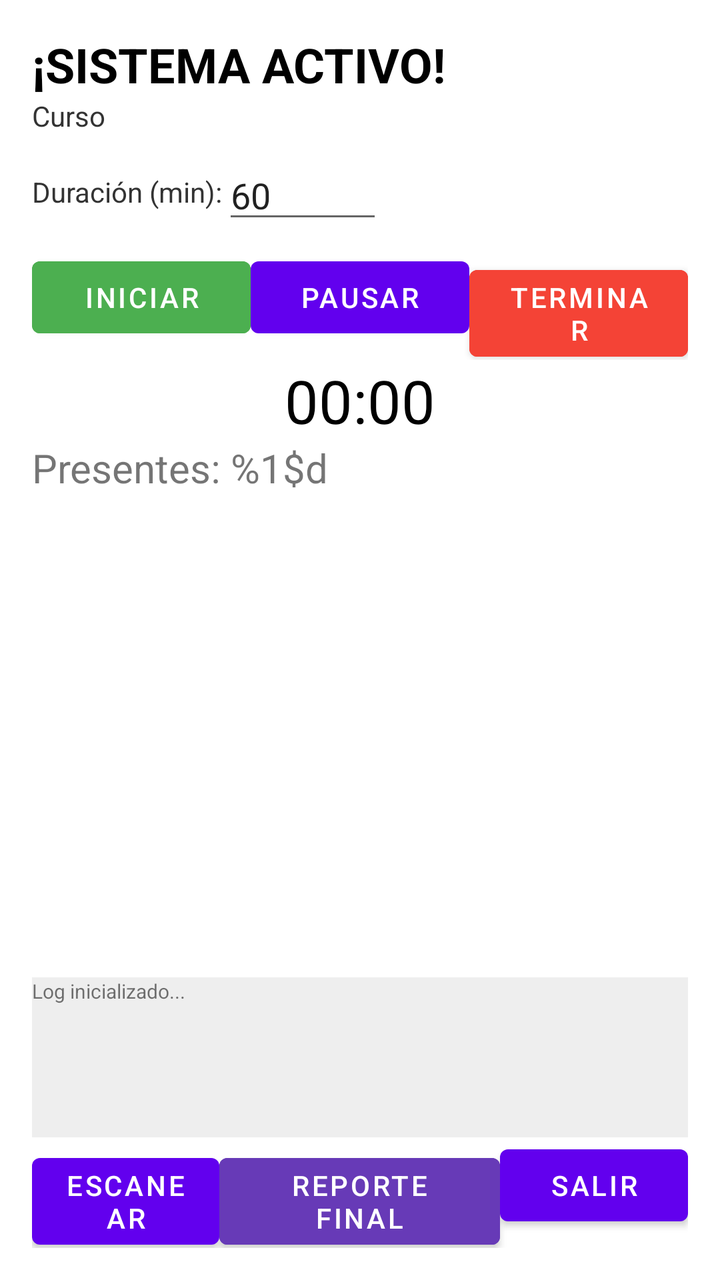
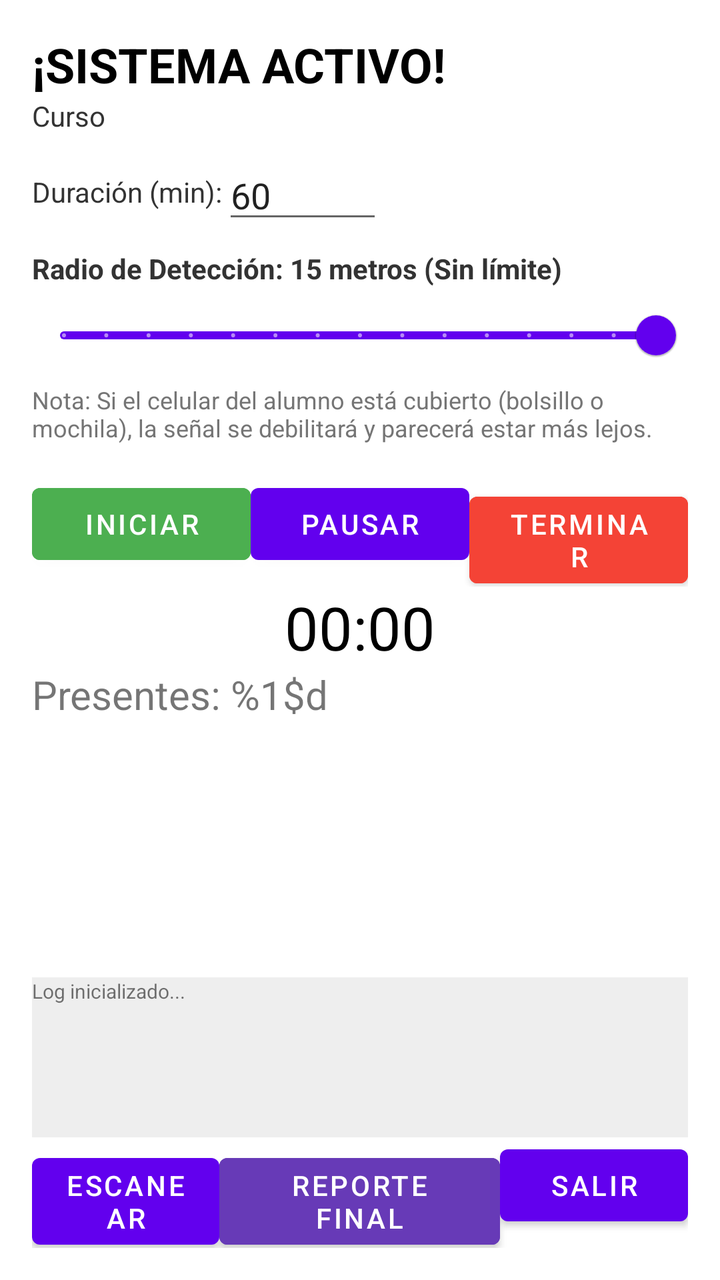

Two renders of the same Android screen: before a commit and after it. Below are the layout's source before the change and the commit's diff.
<!-- AndroidManifest.xml: application theme Theme.SmartAttendance -->
<!-- res/layout/activity_teacher.xml -->
<?xml version="1.0" encoding="utf-8"?>
<LinearLayout xmlns:android="http://schemas.android.com/apk/res/android"
    android:layout_width="match_parent"
    android:layout_height="match_parent"
    android:orientation="vertical"
    android:padding="16dp"
    android:background="#FFFFFF">

    <TextView
        android:id="@+id/tvWelcome"
        android:layout_width="wrap_content"
        android:layout_height="wrap_content"
        android:text="¡SISTEMA ACTIVO!"
        android:textSize="24sp"
        android:textColor="#000000"
        android:textStyle="bold"/>

    <TextView
        android:id="@+id/tvCourseName"
        android:layout_width="wrap_content"
        android:layout_height="wrap_content"
        android:text="Curso"
        android:textColor="#333333"/>

    <LinearLayout
        android:layout_width="match_parent"
        android:layout_height="wrap_content"
        android:orientation="horizontal"
        android:layout_marginTop="8dp"
        android:gravity="center_vertical">

        <TextView
            android:layout_width="wrap_content"
            android:layout_height="wrap_content"
            android:text="@string/duration_label"
            android:textColor="#333333"/>

        <EditText
            android:id="@+id/etDuration"
            android:layout_width="80dp"
            android:layout_height="wrap_content"
            android:inputType="number"
            android:text="60"
            android:hint="@string/duration_hint"/>

        <View
            android:layout_width="0dp"
            android:layout_height="0dp"
            android:layout_weight="1"/>
    </LinearLayout>

    <LinearLayout
        android:layout_width="match_parent"
        android:layout_height="wrap_content"
        android:orientation="horizontal"
        android:layout_marginTop="8dp">
        <Button android:id="@+id/btnStart" android:layout_width="0dp" android:layout_weight="1" android:layout_height="wrap_content" android:text="@string/btn_start" android:backgroundTint="#4CAF50"/>
        <Button android:id="@+id/btnPause" android:layout_width="0dp" android:layout_weight="1" android:layout_height="wrap_content" android:text="@string/btn_pause"/>
        <Button android:id="@+id/btnFinish" android:layout_width="0dp" android:layout_weight="1" android:layout_height="wrap_content" android:text="@string/btn_finish" android:backgroundTint="#F44336"/>
    </LinearLayout>

    <TextView
        android:id="@+id/tvTimer"
        android:layout_width="match_parent"
        android:layout_height="wrap_content"
        android:gravity="center"
        android:textSize="30sp"
        android:text="00:00"
        android:textColor="#000000"/>

    <TextView
        android:id="@+id/tvPresentCount"
        android:layout_width="wrap_content"
        android:layout_height="wrap_content"
        android:text="@string/students_present"
        android:textSize="20sp"/>

    <androidx.recyclerview.widget.RecyclerView
        android:id="@+id/rvStudents"
        android:layout_width="match_parent"
        android:layout_height="0dp"
        android:layout_weight="1"/>

    <TextView
        android:id="@+id/tvLog"
        android:layout_width="match_parent"
        android:layout_height="80dp"
        android:background="#EEEEEE"
        android:textSize="10sp"
        android:text="@string/log_initialized"/>

    <LinearLayout
        android:layout_width="match_parent"
        android:layout_height="wrap_content"
        android:orientation="horizontal">
        <Button android:id="@+id/btnScan" android:layout_width="0dp" android:layout_weight="1" android:layout_height="wrap_content" android:text="@string/btn_scan"/>
        <Button android:id="@+id/btnSummary" android:layout_width="0dp" android:layout_weight="1.5" android:layout_height="wrap_content" android:text="@string/btn_summary" android:backgroundTint="#673AB7"/>
        <Button android:id="@+id/btnLogout" android:layout_width="0dp" android:layout_weight="1" android:layout_height="wrap_content" android:text="@string/btn_exit"/>
    </LinearLayout>

    <ProgressBar
        android:id="@+id/progressBar"
        android:layout_width="wrap_content"
        android:layout_height="wrap_content"
        android:visibility="gone"/>

</LinearLayout>
<!-- resources referenced by this layout -->
<resources>
  <string name="btn_exit">SALIR</string>
  <string name="btn_finish">TERMINAR</string>
  <string name="btn_pause">PAUSAR</string>
  <string name="btn_scan">ESCANEAR</string>
  <string name="btn_start">INICIAR</string>
  <string name="btn_summary">REPORTE FINAL</string>
  <string name="duration_hint">Minutos</string>
  <string name="duration_label">Duración (min): </string>
  <string name="log_initialized">Log inicializado...</string>
  <string name="students_present">Presentes: %1$d</string>
  <style name="Theme.SmartAttendance" parent="Base.Theme.SmartAttendance" />
  <style name="Base.Theme.SmartAttendance" parent="Theme.MaterialComponents.Light.NoActionBar">
      </style>
</resources>

<!-- the commit's change to res/layout/activity_teacher.xml (unified diff, before → after) -->
@@ -47,6 +47,38 @@
             android:layout_width="0dp"
             android:layout_height="0dp"
             android:layout_weight="1"/>
+    </LinearLayout>
+
+    <LinearLayout
+        android:layout_width="match_parent"
+        android:layout_height="wrap_content"
+        android:orientation="vertical"
+        android:layout_marginTop="8dp">
+
+        <TextView
+            android:id="@+id/tvDistanceLabel"
+            android:layout_width="wrap_content"
+            android:layout_height="wrap_content"
+            android:text="Radio de Detección: 15 metros (Sin límite)"
+            android:textColor="#333333"
+            android:textStyle="bold"/>
+
+        <com.google.android.material.slider.Slider
+            android:id="@+id/sliderDistance"
+            android:layout_width="match_parent"
+            android:layout_height="wrap_content"
+            android:valueFrom="1.0"
+            android:valueTo="15.0"
+            android:stepSize="1.0"
+            android:value="15.0" />
+
+        <TextView
+            android:layout_width="match_parent"
+            android:layout_height="wrap_content"
+            android:text="Nota: Si el celular del alumno está cubierto (bolsillo o mochila), la señal se debilitará y parecerá estar más lejos."
+            android:textSize="12sp"
+            android:textColor="#757575"
+            android:layout_marginBottom="8dp"/>
     </LinearLayout>
 
     <LinearLayout
